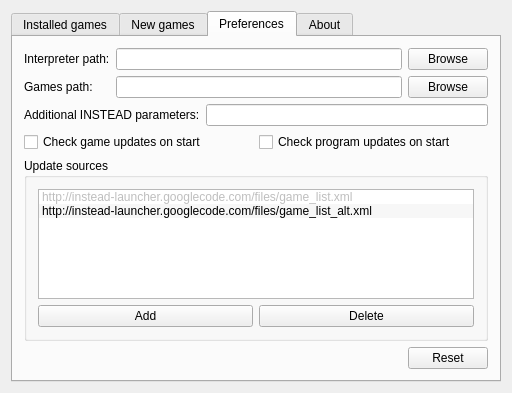
Above: mainwindow.ui from instead-hub/instead-launcher before the change. Below: the same form after it.
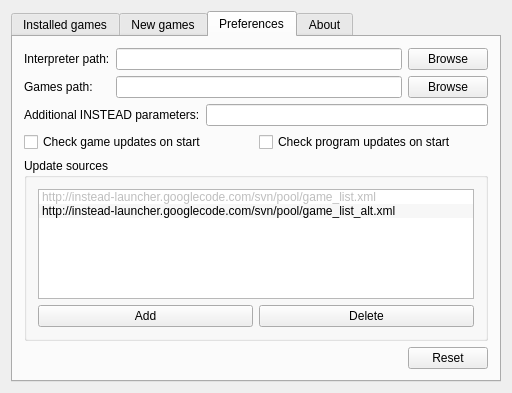
That is the form after the change. The open tabs and pages were chosen to show the change.

Commit message: pool in svn

```diff
--- a/mainwindow.ui
+++ b/mainwindow.ui
@@ -309,7 +309,7 @@
              </property>
              <item>
               <property name="text">
-               <string>http://instead-launcher.googlecode.com/files/game_list.xml</string>
+               <string>http://instead-launcher.googlecode.com/svn/pool/game_list.xml</string>
               </property>
               <property name="flags">
                <set>ItemIsSelectable|ItemIsDragEnabled|ItemIsUserCheckable</set>
@@ -317,7 +317,7 @@
              </item>
              <item>
               <property name="text">
-               <string notr="true">http://instead-launcher.googlecode.com/files/game_list_alt.xml</string>
+               <string notr="true">http://instead-launcher.googlecode.com/svn/pool/game_list_alt.xml</string>
               </property>
               <property name="flags">
                <set>ItemIsSelectable|ItemIsEditable|ItemIsDragEnabled|ItemIsUserCheckable|ItemIsEnabled</set>
```
The commit also changes 3 other files.
